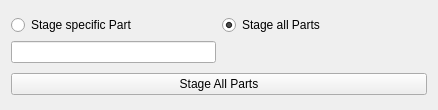
snapcraft-gui/snapcraft-gui, file snapcraft-qt/stage_dialog.ui: the form before one commit.
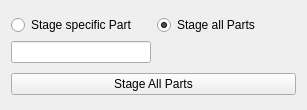
The form after the commit.

Commit message: dialog resize

Diff of the .ui file:
```diff
--- a/snapcraft-qt/stage_dialog.ui
+++ b/snapcraft-qt/stage_dialog.ui
@@ -6,7 +6,7 @@
    <rect>
     <x>0</x>
     <y>0</y>
-    <width>438</width>
+    <width>307</width>
     <height>110</height>
    </rect>
   </property>
```
The commit also changes 3 other files.
